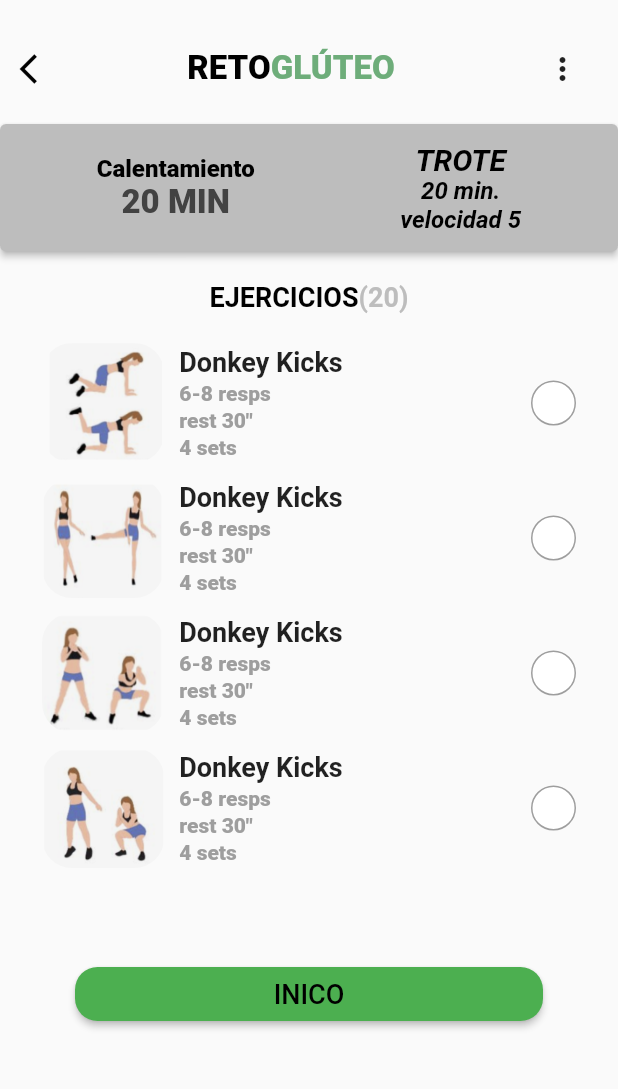
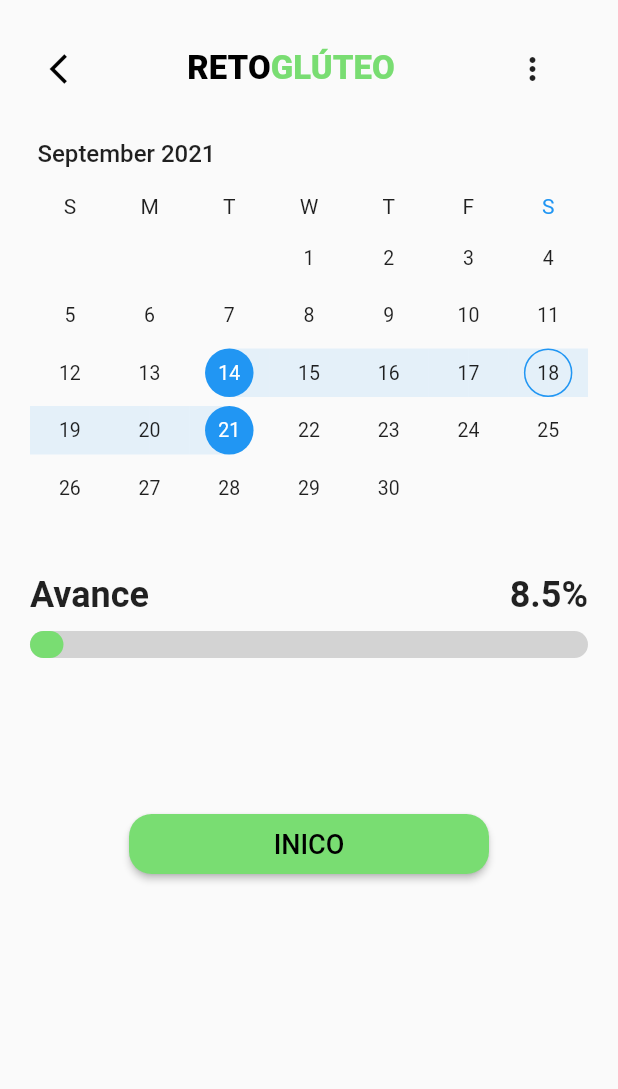
Before and after one commit to satsin06/coach_app, a Flutter app: the HomeScreen screen opened directly, after a tap on "SENTADILLAS", on a phone screen of 412 x 824 dp, the part 71-1160 px from its top. Run offline on Flutter 3.47's test engine with Material 2 defaults, Android fonts, the phone set to English and light mode, and no system bars; drawn by our look-alikes of roundcheckbox, syncfusion_flutter_datepicker; our stand-ins replace calendar_timeline, firebase_auth, firebase_core, material_design_icons_flutter, table_calendar, youtube_player_flutter; missing offline and left inert: horizontal_picker; accounts and stored records are empty; project files that could hold a hidden picture were left out.

Commit message:
added calendar

```diff
--- a/lib/Screens/main_screens/home/butt_challenge_exersise.dart
+++ b/lib/Screens/main_screens/home/butt_challenge_exercise.dart
@@ -218,7 +218,7 @@ class ButtChallengeExercise extends StatelessWidget {
                       child: ElevatedButton(
                           onPressed: () {},
                           style: ElevatedButton.styleFrom(
-                            primary: Colors.green.shade500,
+                            primary: Color(0xff79dd72),
                             shape: RoundedRectangleBorder(
                                 borderRadius:
                                 BorderRadius.circular(15)),
@@ -228,7 +228,7 @@ class ButtChallengeExercise extends StatelessWidget {
                             // )
                           ),
                           child: Text(
-                            "INICO",
+                            "TERMINADO",
                             textAlign: TextAlign.center,
                             style: TextStyle(
                               color: Colors.black,
--- /dev/null
+++ b/lib/Screens/main_screens/home/exercise_date.dart
@@ -0,0 +1,186 @@
+import 'package:coach_app/widget/progress_bar.dart';
+import 'package:flutter/cupertino.dart';
+import 'package:flutter/material.dart';
+import 'package:syncfusion_flutter_datepicker/datepicker.dart';
+
+import '../../../custom_icons_icons.dart';
+import 'butt_challenge_exercise.dart';
+
+class ExerciseDate extends StatefulWidget {
+
+  @override
+  State<ExerciseDate> createState() => _ExerciseDateState();
+}
+
+class _ExerciseDateState extends State<ExerciseDate> {
+  late String _dateCount;
+  late String _range;
+
+  @override
+  void initState() {
+    _dateCount = '';
+    _range = '';
+    super.initState();
+  }
+
+  // void _onSelectionChanged(DateRangePickerSelectionChangedArgs args) {
+  //   setState(() {
+  //     if (args.value is PickerDateRange) {
+  //       _range =
+  //           DateFormat('dd/MM/yyyy').format(args.value.startDate).toString() +
+  //               ' - ' +
+  //               DateFormat('dd/MM/yyyy')
+  //                   .format(args.value.endDate ?? args.value.startDate)
+  //                   .toString();
+  //     } else if (args.value is DateTime) {
+  //     } else if (args.value is List<DateTime>) {
+  //       _dateCount = args.value.length.toString();
+  //     }
+  //   });
+  // }
+
+  Widget build(BuildContext context) {
+    return Scaffold(
+      appBar: AppBar(
+        elevation: 0,
+        backgroundColor: Colors.transparent,
+        automaticallyImplyLeading: false,
+        title: Row(
+          mainAxisAlignment: MainAxisAlignment.center,
+          children: [
+            Stack(
+              children: [
+                Text(
+                  'COACH APP',
+                  style: TextStyle(
+                      fontSize: 32,
+                      fontWeight: FontWeight.w100,
+                      color: Colors.black,
+                      fontFamily: 'GeometricSlab'),
+                ),
+                Padding(
+                  padding: const EdgeInsets.fromLTRB(27, 13, 0, 0),
+                  child: Icon(
+                    CustomIcons.name,
+                    color: Color(0xff79dd72),
+                    size: 6,
+                  ),
+                ),
+                Padding(
+                  padding: const EdgeInsets.fromLTRB(88, 5, 0, 0),
+                  child: Icon(
+                    CustomIcons.flash,
+                    color: Color(0xff79dd72),
+                    size: 24,
+                  ),
+                ),
+              ],
+            ),
+          ],
+        ),
+      ),
+      body: Container(
+        height: MediaQuery.of(context).size.height,
+        width: MediaQuery.of(context).size.width,
+        child: Padding(
+          padding: const EdgeInsets.symmetric(horizontal: 20.0),
+          child: Column(
+            children: [
+              Padding(
+                padding: const EdgeInsets.all(13.0),
+                child: SizedBox(
+                  width: MediaQuery.of(context).size.width,
+                  child: Row(
+                    mainAxisAlignment: MainAxisAlignment.spaceBetween,
+                    children: [
+                      Icon(
+                        Icons.arrow_back_ios,
+                        color: Colors.black,
+                      ),
+                      RichText(
+                          text: TextSpan(
+                              text: 'RETO',
+                              style: TextStyle(
+                                  color: Colors.black,
+                                  fontSize: 22,
+                                  fontWeight: FontWeight.w800),
+                              children: [
+                                TextSpan(
+                                  text: 'GLÚTEO',
+                                  style: TextStyle(
+                                      color: Color(0xff79dd72),
+                                      fontSize: 22,
+                                      fontWeight: FontWeight.w800),
+                                )
+                              ])),
+                      Theme(
+                        data: Theme.of(context).copyWith(
+                          cardColor: Colors.blue,
+                        ),
+                        child: PopupMenuButton(
+                          itemBuilder: (context) {
+                            return List.generate(2, (index) {
+                              return PopupMenuItem(
+                                child: Text(
+                                  'button no $index',
+                                  style: TextStyle(color: Colors.white),
+                                ),
+                              );
+                            });
+                          },
+                        ),
+                      )
+                    ],
+                  ),
+                ),
+              ),
+              SfDateRangePicker(
+                //onSelectionChanged: _onSelectionChanged,
+                selectionMode: DateRangePickerSelectionMode.range,
+                initialSelectedRange: PickerDateRange(
+                    DateTime.now().subtract(const Duration(days: 4)),
+                    DateTime.now().add(const Duration(days: 3))),
+              ),
+              Row(
+                mainAxisAlignment: MainAxisAlignment.spaceBetween,
+                children: [
+                  Text('Avance', style: TextStyle(fontWeight: FontWeight.bold, fontSize: 24),),
+                  Text('8.5%', style: TextStyle(fontWeight: FontWeight.bold, fontSize: 24),)
+                ],
+              ),
+              SizedBox(height: 10,),
+              ProgressBar(
+                  max: 100, current: 6, color: Color(0xff79dd72),
+              ),
+              SizedBox(height: 100,),
+              ElevatedButton(
+                  onPressed: () {
+                    Navigator.of(context).push(MaterialPageRoute(builder: (context) => ButtChallengeExercise()));
+                  },
+                  style: ElevatedButton.styleFrom(
+                    fixedSize: Size(240, 40),
+                    primary: Color(0xff79dd72),
+                    shape: RoundedRectangleBorder(
+                        borderRadius:
+                        BorderRadius.circular(15)),
+                    // side: BorderSide(
+                    //   color: Colors.green.shade500,
+                    //   width: 2.5,
+                    // )
+                  ),
+                  child: Text(
+                    "INICO",
+                    textAlign: TextAlign.center,
+                    style: TextStyle(
+                      color: Colors.black,
+                      fontSize: 18,
+                      //fontWeight: FontWeight.w800
+                    ),
+                  )),
+            ],
+          ),
+        ),
+      ),
+    );
+  }
+}
--- a/lib/Screens/main_screens/home/home_screen.dart
+++ b/lib/Screens/main_screens/home/home_screen.dart
@@ -1,8 +1,12 @@
-import 'package:coach_app/Screens/main_screens/home/butt_challenge_exersise.dart';
-import 'package:coach_app/widget/calender_strip.dart';
+import 'package:calendar_timeline/calendar_timeline.dart';
+import 'package:coach_app/Screens/main_screens/home/butt_challenge_exercise.dart';
+import 'package:coach_app/Screens/main_screens/home/exercise_date.dart';
+import 'package:coach_app/Screens/main_screens/home/my_performance.dart';
+import 'package:coach_app/widget/calendar_strip.dart';
 import 'package:coach_app/widget/home_tile.dart';
 import 'package:coach_app/widget/progress_bar.dart';
 import 'package:flutter/material.dart';
+import 'package:flutter/services.dart';
 
 import '../../../custom_icons_icons.dart';
 
@@ -15,8 +19,21 @@ class HomeScreen extends StatefulWidget {
 }
 
 class _HomeScreenState extends State<HomeScreen> {
+  late DateTime _selectedDate;
+
+  @override
+  void initState() {
+    super.initState();
+    _resetSelectedDate();
+  }
+
+  void _resetSelectedDate() {
+    _selectedDate = DateTime.now().add(Duration(days: 5));
+  }
+
   @override
   Widget build(BuildContext context) {
+    SystemChrome.setSystemUIOverlayStyle(SystemUiOverlayStyle.light);
     return Scaffold(
       backgroundColor: Colors.white,
       appBar: AppBar(
@@ -69,7 +86,7 @@ class _HomeScreenState extends State<HomeScreen> {
                     width: MediaQuery.of(context).size.width,
                     child: ElevatedButton(
                         onPressed: () {
-
+                          Navigator.of(context).push(MaterialPageRoute(builder: (context) => MyPerformance()));
                         },
                         style: ElevatedButton.styleFrom(
                             primary: Colors.white,
@@ -77,7 +94,7 @@ class _HomeScreenState extends State<HomeScreen> {
                                 borderRadius:
                                 BorderRadius.circular(15)),
                             side: BorderSide(
-                              color: Colors.green.shade500,
+                              color: Color(0xff79dd72),
                               width: 2.5,
                             )),
                         child: Text(
@@ -91,30 +108,44 @@ class _HomeScreenState extends State<HomeScreen> {
                   ),
                 ),
               ),
-              Container(
-                child: SingleChildScrollView(
-                  scrollDirection: Axis.horizontal,
-                  child: Row(
-                    mainAxisAlignment: MainAxisAlignment.spaceBetween,
-                    children: [
-                      CalenderStrip(16,"Lu", true),
-                      CalenderStrip(17,"Ma", false),
-                      CalenderStrip(18,"Mi", false),
-                      CalenderStrip(19,"Ju", false),
-                      CalenderStrip(20,"Vi", false),
-                      CalenderStrip(21,"Sa", false),
-                      CalenderStrip(22,"Do", false),
-                      CalenderStrip(23,"Lu", false),
-                      CalenderStrip(24,"Ma", false),
-                      CalenderStrip(25,"Mi", false),
-                      CalenderStrip(26,"Ju", false),
-                      CalenderStrip(27,"Vi", false),
-                      CalenderStrip(28,"Sa", false),
-                      CalenderStrip(29,"Do", false),
-                      CalenderStrip(30,"Lu", false),
-                    ],
-                  ),
-                ),
+              // Container(
+              //   child: SingleChildScrollView(
+              //     scrollDirection: Axis.horizontal,
+              //     child: Row(
+              //       mainAxisAlignment: MainAxisAlignment.spaceBetween,
+              //       children: [
+              //         CalenderStrip(16,"Lu", true),
+              //         CalenderStrip(17,"Ma", false),
+              //         CalenderStrip(18,"Mi", false),
+              //         CalenderStrip(19,"Ju", false),
+              //         CalenderStrip(20,"Vi", false),
+              //         CalenderStrip(21,"Sa", false),
+              //         CalenderStrip(22,"Do", false),
+              //         CalenderStrip(23,"Lu", false),
+              //         CalenderStrip(24,"Ma", false),
+              //         CalenderStrip(25,"Mi", false),
+              //         CalenderStrip(26,"Ju", false),
+              //         CalenderStrip(27,"Vi", false),
+              //         CalenderStrip(28,"Sa", false),
+              //         CalenderStrip(29,"Do", false),
+              //         CalenderStrip(30,"Lu", false),
+              //       ],
+              //     ),
+              //   ),
+              // ),
+              CalendarTimeline(
+                initialDate: DateTime.now(),
+                firstDate: DateTime(2019, 1, 15),
+                lastDate: DateTime(2030, 12, 31),
+                onDateSelected: (date) => print(date),
+                leftMargin: 20,
+                monthColor: Colors.blueGrey,
+                dayColor: Colors.teal[200],
+                activeDayColor: Colors.white,
+                activeBackgroundDayColor: Colors.redAccent[100],
+                dotsColor: Color(0xFF333A47),
+                //selectableDayPredicate: (date) => date.day != 23,
+                //locale: 'en_ISO',
               ),
               SizedBox(
                 height: 23,
@@ -125,7 +156,7 @@ class _HomeScreenState extends State<HomeScreen> {
                     crossAxisAlignment: CrossAxisAlignment.start,
                     children: [
                       ProgressBar(
-                          max: 100, current: 4
+                          max: 100, current: 6
                       ),
                       SizedBox(
                         height: 5,
@@ -175,7 +206,7 @@ class _HomeScreenState extends State<HomeScreen> {
                     child: Column(
                       children: [
                         InkWell(onTap: () {
-                          Navigator.of(context).push(MaterialPageRoute(builder: (context) => ButtChallengeExercise()));
+                          Navigator.of(context).push(MaterialPageRoute(builder: (context) => ExerciseDate()));
                         },
                           child: HomeTile(
                             img: Image.asset("assets/image1.png",width: 90,
--- a/lib/widget/calender_strip.dart
+++ b/lib/widget/calendar_strip.dart
@@ -1,6 +1,6 @@
 import 'package:flutter/material.dart';
 
-Container CalenderStrip(int date,String weekDay, bool isActive) {
+Container CalendarStrip(int date,String weekDay, bool isActive) {
   return Container(
     height: 55,
     width: 50,
@@ -13,7 +13,7 @@ Container CalenderStrip(int date,String weekDay, bool isActive) {
           decoration: BoxDecoration(
             //shape: BoxShape.circle,
               border: Border.all(
-                color: Color(0xff6EAD7A),
+                color: Color(0xff79dd72),
                 width: 2.5,
               ),
               borderRadius: BorderRadius.all(Radius.circular(20))
@@ -25,7 +25,7 @@ Container CalenderStrip(int date,String weekDay, bool isActive) {
                 ? BoxDecoration(
               borderRadius: BorderRadius.all(Radius.circular(20)),
               //shape: BoxShape.circle,
-              color: Color(0xff6EAD7A),)
+              color: Color(0xff79dd72),)
                 : BoxDecoration(),
             child: Center(
               child: Text(
--- a/lib/widget/progress_bar.dart
+++ b/lib/widget/progress_bar.dart
@@ -21,7 +21,7 @@ class ProgressBar extends StatelessWidget {
           children: [
             Container(
               width: x,
-              height: 13,
+              height: 18,
               decoration: BoxDecoration(
                 color: Color(0xffd3d3d3),
                 borderRadius: BorderRadius.circular(35),
@@ -30,7 +30,7 @@ class ProgressBar extends StatelessWidget {
             AnimatedContainer(
               duration: Duration(milliseconds: 500),
               width: percent,
-              height: 13,
+              height: 18,
               decoration: BoxDecoration(
                 color: color,
                 borderRadius: BorderRadius.circular(35),
--- a/pubspec.yaml
+++ b/pubspec.yaml
@@ -32,6 +32,10 @@ dependencies:
   horizontal_picker: ^1.1.0
   roundcheckbox: ^2.0.2+1
   youtube_player_flutter: ^8.0.0
+  #calendar_strip: ^1.0.6
+  calendar_timeline: ^0.7.1
+  table_calendar: ^3.0.2
+  syncfusion_flutter_datepicker: ^19.2.62
 
   #Firebase
   firebase_core: ^1.6.0
```
Also changed, not shown: lib/Screens/main_screens/home/my_performance.dart (added, +102 -0 lines), lib/Screens/main_screens/training/training.dart (+81 -32 lines), pubspec.lock.
